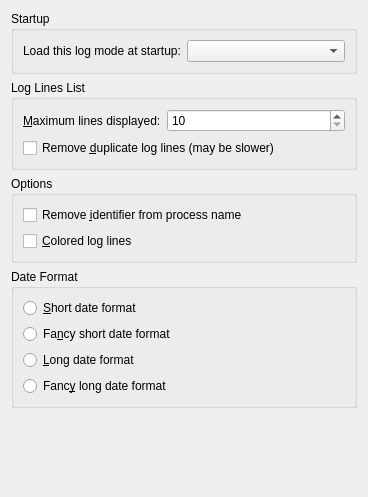
KDE/ksystemlog, file src/generalConfigurationWidgetBase.ui: the form before one commit.
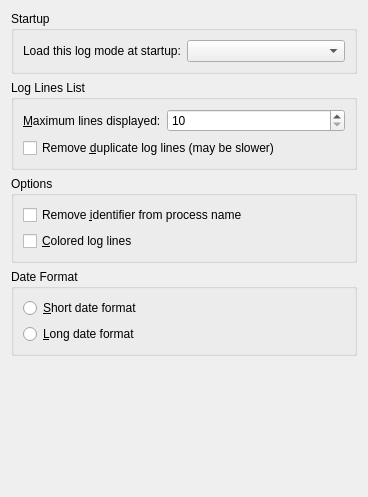
The form after the commit.

Commit message: Remove unsupported date formats

```diff
--- a/src/generalConfigurationWidgetBase.ui
+++ b/src/generalConfigurationWidgetBase.ui
@@ -153,13 +153,6 @@
         </property>
        </widget>
       </item>
-      <item>
-       <widget class="QRadioButton" name="formatFancyShortDate">
-        <property name="text">
-         <string>Fa&amp;ncy short date format</string>
-        </property>
-       </widget>
-      </item>
       <item>
        <widget class="QRadioButton" name="formatLongDate">
         <property name="text">
@@ -167,13 +160,6 @@
         </property>
        </widget>
       </item>
-      <item>
-       <widget class="QRadioButton" name="formatFancyLongDate">
-        <property name="text">
-         <string>Fanc&amp;y long date format</string>
-        </property>
-       </widget>
-      </item>
      </layout>
     </widget>
    </item>
```
The commit also changes 1 other file.
